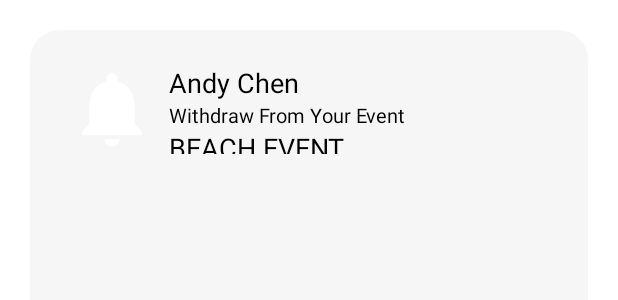
After one commit to sherrygao821/EasyTeamUp, an Android app: the layout item_notification.xml on its own in the app's theme, with its tools: preview values and no code run, on a phone screen of 412 x 824 dp. The commit adds this screen. Shown: the top 300 px of the screen. Run offline under Robolectric (Android 15) with nearby library versions, the phone set to English and light mode, and no system bars.

Commit message:
notification updates

```diff
--- /dev/null
+++ b/app/src/main/res/layout/item_notification.xml
@@ -0,0 +1,66 @@
+<?xml version="1.0" encoding="utf-8"?>
+<LinearLayout xmlns:android="http://schemas.android.com/apk/res/android"
+    xmlns:tools="http://schemas.android.com/tools"
+    android:layout_height="match_parent"
+    android:layout_width="match_parent">
+    <LinearLayout
+        android:layout_height="match_parent"
+        android:layout_width="match_parent"
+        android:orientation="vertical"
+        android:background="@drawable/event_round_corners"
+        android:layout_marginTop="20dp"
+        android:layout_marginBottom="20dp"
+        android:layout_marginStart="20dp"
+        android:layout_marginEnd="20dp">
+
+    <LinearLayout
+        android:layout_height="wrap_content"
+        android:layout_width="match_parent"
+        android:orientation="horizontal"
+        android:layout_marginTop="20dp"
+        android:layout_marginStart="20dp">
+        <ImageView
+            android:id="@+id/notiIcon"
+            android:layout_width="60dp"
+            android:layout_height="60dp"
+            android:src="@drawable/ic_notifications"
+            android:contentDescription="@string/image_description"/>
+
+        <LinearLayout
+            android:layout_width="match_parent"
+            android:layout_height="match_parent"
+            android:orientation="vertical"
+            android:layout_marginStart="8dp"
+            >
+            <TextView
+                android:id="@+id/notiFromUser"
+                android:layout_width="wrap_content"
+                android:layout_height="wrap_content"
+                android:text="Andy Chen"
+                android:textColor="@color/black"
+                android:textSize="18sp"
+                />
+            <TextView
+                android:layout_width="wrap_content"
+                android:layout_height="wrap_content"
+                android:id="@+id/notiDescription"
+                android:text="@string/withdrawDescription"
+                android:textColor="@color/black"
+                android:textSize="13sp"
+                />
+            <TextView
+                android:layout_width="wrap_content"
+                android:layout_height="wrap_content"
+                android:id="@+id/notiEventName"
+                android:text="BEACH EVENT"
+                android:textColor="@color/black"
+                android:textSize="18sp"/>
+
+
+        </LinearLayout>
+
+    </LinearLayout>
+
+
+    </LinearLayout>
+</LinearLayout>
--- a/app/src/main/res/values/strings.xml
+++ b/app/src/main/res/values/strings.xml
@@ -53,4 +53,8 @@
     <string name="delete">Delete</string>
     <string name="fetch">Fetch</string>
     <string name="todo">TODO</string>
+    <string name="withdrawDescription">Withdraw From Your Event</string>
+    <string name="timeTerminated">Time Terminated</string>
+    <string name="notijoinevent">Joined Your Event</string>
+    <string name="foryourevent">For Your Event</string>
 </resources>
```
Also changed, not shown: app/src/main/java/com/example/easyteamup/DatabaseHelper.java (+86 -26 lines), app/src/main/java/com/example/easyteamup/NotiAdapter.java (added, +87 -0 lines), app/src/main/java/com/example/easyteamup/classes/Notification.java (+12 -0 lines), app/src/main/java/com/example/easyteamup/ui/Notifications.java (+40 -30 lines), app/src/main/res/layout/fragment_notifications.xml (+24 -2 lines).
